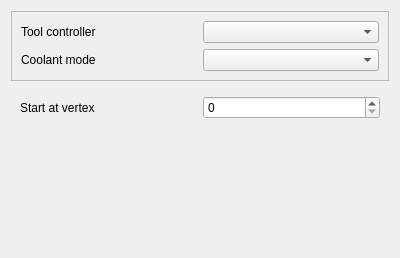
First picture: the form in src/Mod/CAM/Gui/Resources/panels/PageOpEngraveEdit.ui, repository southseact-3d/fcd, before the edit.
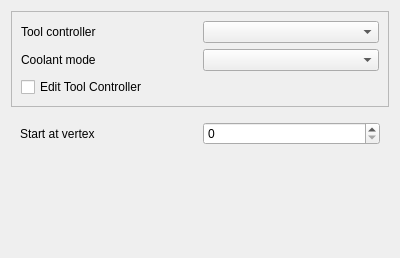
Second picture: the form after the edit.

Commit message: [CAM] Add UI elements for viewing and editing tool controller parameters from within the operation edit UI (#23180)

Patch:
```diff
--- a/src/Mod/CAM/Gui/Resources/panels/PageOpEngraveEdit.ui
+++ b/src/Mod/CAM/Gui/Resources/panels/PageOpEngraveEdit.ui
@@ -51,6 +51,13 @@
         </property>
        </widget>
       </item>
+      <item row="2" column="0" colspan="2">
+       <widget class="QCheckBox" name="editToolController">
+        <property name="text">
+         <string>Edit Tool Controller</string>
+        </property>
+       </widget>
+      </item>
      </layout>
     </widget>
    </item>
```
The commit also changes 26 other files.
